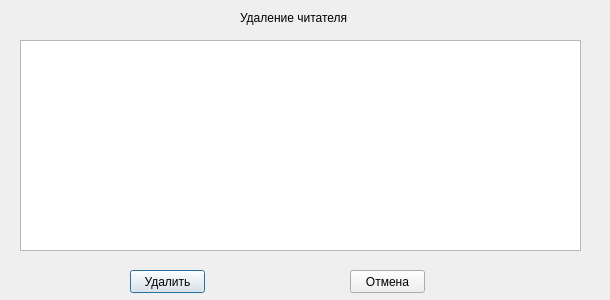
This is deletereader/deletereader.ui in vladislavvasyukov/library as Qt 5 draws it before an edit. The edited form follows.
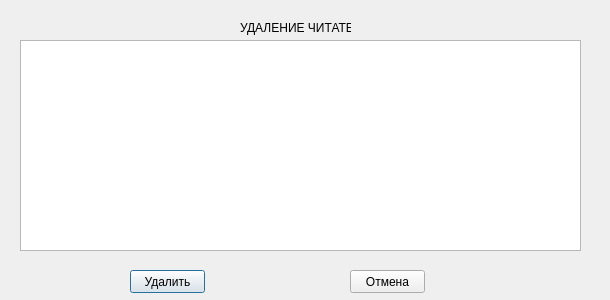
This is the edited form.

```diff
--- a/deletereader/deletereader.ui
+++ b/deletereader/deletereader.ui
@@ -17,13 +17,13 @@
    <property name="geometry">
     <rect>
      <x>240</x>
-     <y>10</y>
+     <y>20</y>
      <width>111</width>
      <height>16</height>
     </rect>
    </property>
    <property name="text">
-    <string>Удаление читателя</string>
+    <string>УДАЛЕНИЕ ЧИТАТЕЛЯ</string>
    </property>
   </widget>
   <widget class="QTableView" name="tableView">
```
Left out of the diff: 2 changed lines with no effect on the pictures.
